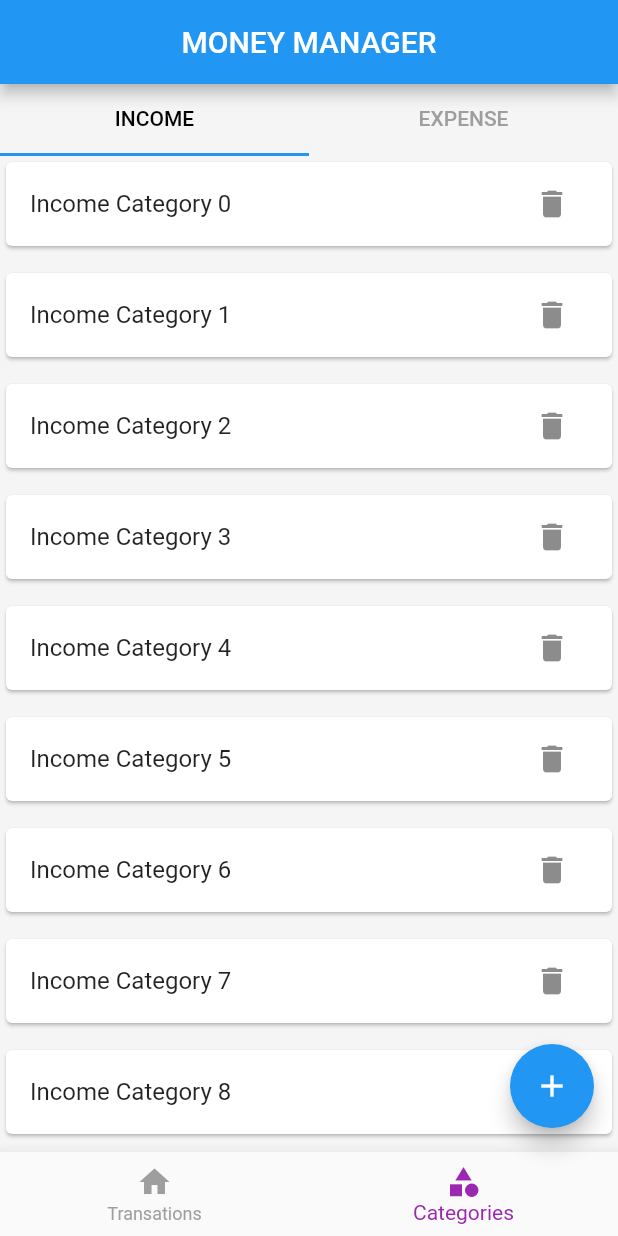
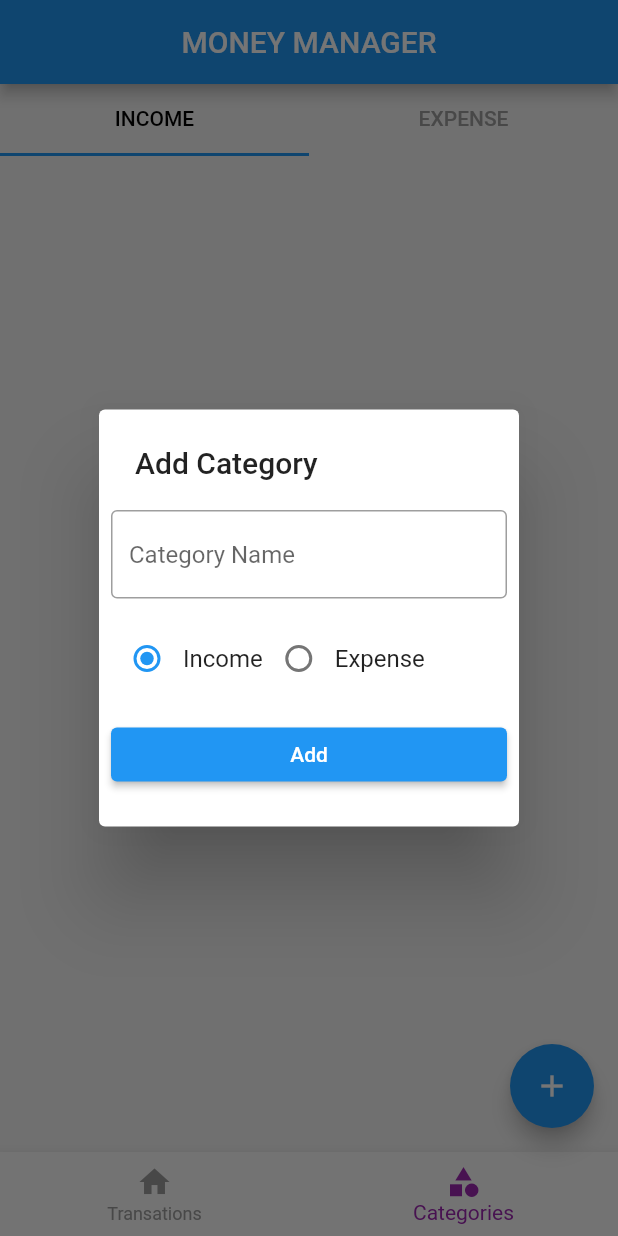
Before and after one commit to abhi3691/money_manager_flutter, a Flutter app: the screen it shows after launch, item 2 of the bottom bar chosen, after a tap on the "add" icon, on a phone screen of 412 x 824 dp. Run offline on Flutter 3.47's test engine with Material 2 defaults, Android fonts, the light colour scheme and no system bars; our stand-ins replace hive_flutter; accounts and stored records are empty.

Commit message:
video 20

```diff
--- a/lib/main.dart
+++ b/lib/main.dart
@@ -5,11 +5,11 @@ import 'package:money_manager_flutter/screens/home/screen_home.dart';
 
 Future<void> main() async {
   WidgetsFlutterBinding.ensureInitialized();
-  Hive.initFlutter();
-  if (Hive.isAdapterRegistered(CategoryTypeAdapter().typeId)) {
+  await Hive.initFlutter();
+  if (!Hive.isAdapterRegistered(CategoryTypeAdapter().typeId)) {
     Hive.registerAdapter(CategoryTypeAdapter());
   }
-  if (Hive.isAdapterRegistered(CategoryModelAdapter().typeId)) {
+  if (!Hive.isAdapterRegistered(CategoryModelAdapter().typeId)) {
     Hive.registerAdapter(CategoryModelAdapter());
   }
   runApp(const MyApp());
--- a/lib/models/category/category_db.dart
+++ b/lib/models/category/category_db.dart
@@ -1,18 +1,34 @@
+import 'package:flutter/cupertino.dart';
 import 'package:hive_flutter/adapters.dart';
 import 'package:money_manager_flutter/models/category/category_model.dart';
+import 'package:money_manager_flutter/screens/category/income_category_list.dart';
 
 const CATEGORY_DB_NAME = 'Category-database';
 
 abstract class CategoryDbFunctions {
   Future<List<CategoryModel>> getCategories();
   Future<void> insertCategory(CategoryModel value);
+  Future<void> deleteCategory(String categoryID);
 }
 
 class CategoryDB implements CategoryDbFunctions {
+  CategoryDB._internal();
+
+  static CategoryDB instance = CategoryDB._internal();
+
+  factory CategoryDB() {
+    return instance;
+  }
+
+  ValueNotifier<List<CategoryModel>> incomeCategoryListListener =
+      ValueNotifier([]);
+  ValueNotifier<List<CategoryModel>> expenseCategoryListListener =
+      ValueNotifier([]);
   @override
   Future<void> insertCategory(CategoryModel value) async {
     final _categoryDB = await Hive.openBox<CategoryModel>(CATEGORY_DB_NAME);
-    await _categoryDB.add(value);
+    await _categoryDB.put(value.id, value);
+    refreshUI();
   }
 
   @override
@@ -20,4 +36,29 @@ class CategoryDB implements CategoryDbFunctions {
     final _categoryDB = await Hive.openBox<CategoryModel>(CATEGORY_DB_NAME);
     return _categoryDB.values.toList();
   }
+
+  Future<void> refreshUI() async {
+    final _allCategories = await getCategories();
+    incomeCategoryListListener.value.clear();
+    expenseCategoryListListener.value.clear();
+    await Future.forEach(
+      _allCategories,
+      (CategoryModel category) {
+        if (category.type == CategoryType.income) {
+          incomeCategoryListListener.value.add(category);
+        } else {
+          expenseCategoryListListener.value.add(category);
+        }
+      },
+    );
+    incomeCategoryListListener.notifyListeners();
+    expenseCategoryListListener.notifyListeners();
+  }
+
+  @override
+  Future<void> deleteCategory(String categoryID) async {
+    final _categoryDB = await Hive.openBox<CategoryModel>(CATEGORY_DB_NAME);
+    await _categoryDB.delete(categoryID);
+    refreshUI();
+  }
 }
--- a/lib/models/category/category_model.dart
+++ b/lib/models/category/category_model.dart
@@ -29,6 +29,6 @@ class CategoryModel {
   @override
   String toString() {
     // TODO: implement toString
-    return '$name $type';
+    return '{$name $type}';
   }
 }
--- /dev/null
+++ b/lib/screens/category/category_add_popup.dart
@@ -0,0 +1,95 @@
+import 'package:flutter/material.dart';
+import 'package:money_manager_flutter/models/category/category_db.dart';
+import 'package:money_manager_flutter/models/category/category_model.dart';
+
+ValueNotifier<CategoryType> selectedCategoryNotifer =
+    ValueNotifier(CategoryType.income);
+
+Future<void> showCategoryAddPopup(BuildContext context) async {
+  final _nameEditingController = TextEditingController();
+  showDialog(
+    context: context,
+    builder: (ctx) {
+      return SimpleDialog(
+        title: const Text('Add Category'),
+        children: [
+          Padding(
+            padding: const EdgeInsets.all(8.0),
+            child: TextFormField(
+              controller: _nameEditingController,
+              decoration: const InputDecoration(
+                hintText: 'Category Name',
+                border: OutlineInputBorder(),
+              ),
+            ),
+          ),
+          Padding(
+            padding: const EdgeInsets.all(8.0),
+            child: Row(
+              children: const [
+                RadioButton(title: 'Income', type: CategoryType.income),
+                RadioButton(title: 'Expense', type: CategoryType.expense),
+              ],
+            ),
+          ),
+          Padding(
+            padding: const EdgeInsets.all(8.0),
+            child: ElevatedButton(
+              onPressed: () {
+                final _name = _nameEditingController.text;
+                if (_name.isEmpty) {
+                  return;
+                }
+                final _type = selectedCategoryNotifer.value;
+                final _category = CategoryModel(
+                  id: DateTime.now().millisecondsSinceEpoch.toString(),
+                  name: _name,
+                  type: _type,
+                );
+
+                CategoryDB.instance.insertCategory(_category);
+                Navigator.of(context).pop();
+              },
+              child: const Text('Add'),
+            ),
+          ),
+        ],
+      );
+    },
+  );
+}
+
+class RadioButton extends StatelessWidget {
+  final String title;
+  final CategoryType type;
+  const RadioButton({
+    Key? key,
+    required this.title,
+    required this.type,
+  }) : super(key: key);
+
+  @override
+  Widget build(BuildContext context) {
+    return Row(
+      children: [
+        ValueListenableBuilder(
+          valueListenable: selectedCategoryNotifer,
+          builder: (BuildContext ctx, CategoryType newCategory, Widget? _) {
+            return Radio<CategoryType>(
+              value: type,
+              groupValue: newCategory,
+              onChanged: (value) {
+                if (value == null) {
+                  return;
+                }
+                selectedCategoryNotifer.value = value;
+                selectedCategoryNotifer.notifyListeners();
+              },
+            );
+          },
+        ),
+        Text(title),
+      ],
+    );
+  }
+}
--- a/lib/screens/category/expense_category_list.dart
+++ b/lib/screens/category/expense_category_list.dart
@@ -1,22 +1,35 @@
+import 'package:flutter/foundation.dart';
 import 'package:flutter/material.dart';
+import 'package:money_manager_flutter/models/category/category_db.dart';
+import 'package:money_manager_flutter/models/category/category_model.dart';
 
 class ExpenseCategoryList extends StatelessWidget {
   const ExpenseCategoryList({Key? key}) : super(key: key);
 
   @override
   Widget build(BuildContext context) {
+    return ValueListenableBuilder(
+        valueListenable: CategoryDB().expenseCategoryListListener,
+        builder: (BuildContext ctx, List<CategoryModel> newlist, Widget? _) {
           return ListView.separated(
               itemBuilder: (ctx, index) {
+                final Category = newlist[index];
                 return Card(
                   child: ListTile(
-              title: Text('Income Category $index'),
-              trailing: IconButton(onPressed: () {}, icon: Icon(Icons.delete)),
+                    title: Text(Category.name),
+                    trailing: IconButton(
+                      onPressed: () {
+                        CategoryDB.instance.deleteCategory(Category.id);
+                      },
+                      icon: Icon(Icons.delete),
+                    ),
                   ),
                 );
               },
               separatorBuilder: (ctx, index) {
                 return const SizedBox(height: 10);
               },
-        itemCount: 100);
+              itemCount: newlist.length);
+        });
   }
 }
--- a/lib/screens/category/income_category_list.dart
+++ b/lib/screens/category/income_category_list.dart
@@ -1,17 +1,25 @@
 import 'package:flutter/material.dart';
+import 'package:money_manager_flutter/models/category/category_db.dart';
+import 'package:money_manager_flutter/models/category/category_model.dart';
 
 class IncomeCategoryList extends StatelessWidget {
   const IncomeCategoryList({Key? key}) : super(key: key);
 
   @override
   Widget build(BuildContext context) {
+    return ValueListenableBuilder(
+        valueListenable: CategoryDB().incomeCategoryListListener,
+        builder: (BuildContext ctx, List<CategoryModel> newlist, Widget? _) {
           return ListView.separated(
               itemBuilder: (ctx, index) {
+                final Category = newlist[index];
                 return Card(
                   child: ListTile(
-              title: Text('Income Category $index'),
+                    title: Text(Category.name),
                     trailing: IconButton(
-                onPressed: () {},
+                      onPressed: () {
+                        CategoryDB.instance.deleteCategory(Category.id);
+                      },
                       icon: Icon(Icons.delete),
                     ),
                   ),
@@ -20,6 +28,7 @@ class IncomeCategoryList extends StatelessWidget {
               separatorBuilder: (ctx, index) {
                 return const SizedBox(height: 10);
               },
-        itemCount: 100);
+              itemCount: newlist.length);
+        });
   }
 }
--- a/lib/screens/category/screen_category.dart
+++ b/lib/screens/category/screen_category.dart
@@ -16,10 +16,8 @@ class _ScreenCategoryState extends State<ScreenCategory>
   @override
   void initState() {
     _tabController = TabController(length: 2, vsync: this);
-    CategoryDB().getCategories().then((value) {
-      print('Categorys get');
-      print(value.toString());
-    });
+    CategoryDB().refreshUI();
+
     super.initState();
   }
 
--- a/lib/screens/home/screen_home.dart
+++ b/lib/screens/home/screen_home.dart
@@ -1,6 +1,7 @@
 import 'package:flutter/material.dart';
 import 'package:money_manager_flutter/models/category/category_db.dart';
 import 'package:money_manager_flutter/models/category/category_model.dart';
+import 'package:money_manager_flutter/screens/category/category_add_popup.dart';
 import 'package:money_manager_flutter/screens/category/screen_category.dart';
 import 'package:money_manager_flutter/screens/home/widgets/bottom_navigation.dart';
 import 'package:money_manager_flutter/screens/transactions/screen_transaction.dart';
@@ -37,12 +38,13 @@ class ScreenHome extends StatelessWidget {
             print('Add transaction');
           } else {
             print('Add Category');
-            final _sample = CategoryModel(
-              id: DateTime.now().millisecondsSinceEpoch.toString(),
-              name: 'Travel',
-              type: CategoryType.expense,
-            );
-            CategoryDB().insertCategory(_sample);
+            showCategoryAddPopup(context);
+            // final _sample = CategoryModel(
+            //   id: DateTime.now().millisecondsSinceEpoch.toString(),
+            //   name: 'Travel',
+            //   type: CategoryType.expense,
+            // );
+            // CategoryDB().insertCategory(_sample);
           }
         },
         child: Icon(Icons.add),
```
Lines whose indentation alone changed are shown as unchanged.
